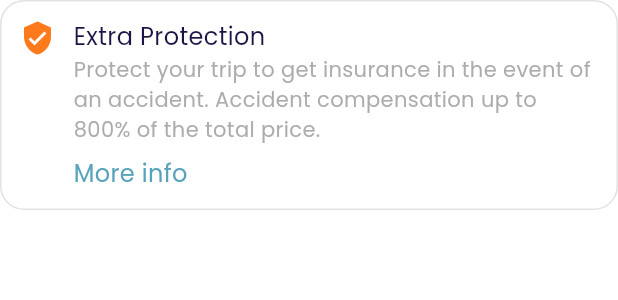
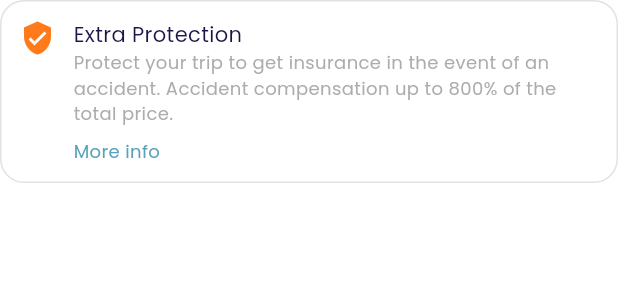
Before and after one commit to sammmms/travellingo-flutter, a Flutter app: the FlightExtraProtection widget shown alone on an empty page, opened directly, on a phone screen of 412 x 824 dp. Shown: the top 300 px of the screen. Run offline on Flutter 3.47's test engine with Material 3 defaults, Android fonts, the phone set to English and light mode, and no system bars; our stand-ins replace dio, dotted_border, flutter_dotenv, flutter_localization, flutter_native_splash, google_fonts and 8 more; missing offline and left inert: carousel_slider_plus, svg_flutter; accounts and stored records are empty; network calls fail; project files that could hold a hidden picture were left out.

Commit message:
fix: overflow

```diff
--- a/lib/pages/flight_checkout/widget/flight_checkout_protection.dart
+++ b/lib/pages/flight_checkout/widget/flight_checkout_protection.dart
@@ -34,14 +34,14 @@ class FlightExtraProtection extends StatelessWidget {
                   Text(
                     'extraProtection'.getString(context),
                     style: const TextStyle(
-                      fontSize: 16,
+                      fontSize: 14,
                       fontWeight: FontWeight.w500,
                     ),
                   ),
                   Text(
                     'extraProtectionContent'.getString(context),
                     style: TextStyle(
-                      fontSize: 14,
+                      fontSize: 12,
                       fontWeight: FontWeight.normal,
                       color: Colors.grey
                           .withOpacity(0.85), // Set text color for description
@@ -53,7 +53,7 @@ class FlightExtraProtection extends StatelessWidget {
                     child: Text(
                       "moreInfo".getString(context),
                       style: TextStyle(
-                        fontSize: 16,
+                        fontSize: 12,
                         fontWeight: FontWeight.normal,
                         color: Theme.of(context).colorScheme.tertiary,
                       ),
--- a/lib/pages/profile/widget/privacy_button.dart
+++ b/lib/pages/profile/widget/privacy_button.dart
@@ -28,11 +28,13 @@ class PrivacyButton extends StatelessWidget {
           child: Row(
             mainAxisAlignment: MainAxisAlignment.spaceBetween,
             children: [
-              Column(
+              Expanded(
+                child: Column(
                   crossAxisAlignment: CrossAxisAlignment.start,
                   children: [
                     Text(
                       title.getString(context),
+                      maxLines: 2,
                       style: TextStyle(
                         fontWeight: FontWeight.bold,
                         color: Theme.of(context).colorScheme.onSurface,
@@ -49,6 +51,7 @@ class PrivacyButton extends StatelessWidget {
                             )))
                   ],
                 ),
+              ),
               const Icon(Icons.arrow_forward_ios, color: Color(0xFFF5D161))
             ],
           ),
```
Also changed, not shown: lib/pages/flight_checkout/widget/flight_checkout_passenger.dart (+3 -6 lines). Lines whose indentation alone changed are shown as unchanged.
